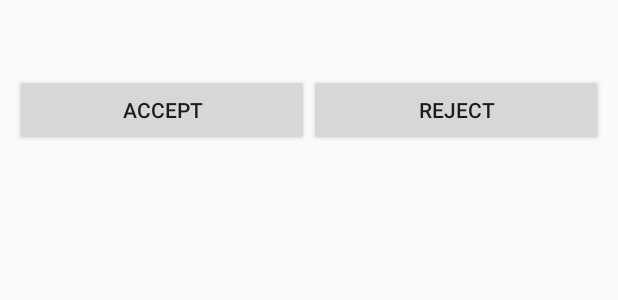
After one commit to sanket195/Friend_Stalker_App, an Android app: the layout accept_friend.xml on its own in the app's theme, with its tools: preview values and no code run, on a phone screen of 412 x 824 dp. The commit adds this screen. Shown: the top 300 px of the screen. Run offline under Robolectric (Android 15) with nearby library versions, the phone set to English and light mode, and no system bars.

Commit message:
Accepting Friend still have to add Database

```diff
--- a/app/src/main/AndroidManifest.xml
+++ b/app/src/main/AndroidManifest.xml
@@ -12,7 +12,7 @@
         android:allowBackup="true"
         android:icon="@mipmap/ic_launcher"
         android:label="@string/app_name"
-        android:roundIcon="@mipmap/ic_launcher_round"
+        android:roundIcon="@mipmap/friend_stalker"
         android:supportsRtl="true"
         android:theme="@style/AppTheme">
         <activity
--- a/app/src/main/java/com/example/btril/friend_stalker/LoginActivity.java
+++ b/app/src/main/java/com/example/btril/friend_stalker/LoginActivity.java
@@ -78,7 +78,6 @@ public class LoginActivity extends AppCompatActivity {
         * we specify a parent activity in AndroidManifest.xml*/
         int id = item.getItemId();
 
-        //noinspection SimplifiableIfStatement
         if (id == R.id.home) {
             startActivity(new Intent(this, SignInSuccess.class));
             return true;
@@ -90,6 +89,7 @@ public class LoginActivity extends AppCompatActivity {
         }
         return super.onOptionsItemSelected(item);
     }
+
 
     @Override
     protected void onCreate(Bundle savedInstanceState) {
--- /dev/null
+++ b/app/src/main/res/layout/accept_friend.xml
@@ -0,0 +1,36 @@
+<?xml version="1.0" encoding="utf-8"?>
+<LinearLayout xmlns:android="http://schemas.android.com/apk/res/android"
+    xmlns:tools="http://schemas.android.com/tools"
+    android:layout_width="match_parent"
+    android:layout_height="match_parent"
+     tools:context="com.example.btril.friend_stalker.AcceptFriend"
+    android:orientation="vertical">
+
+    <TextView
+        android:layout_margin="10dp"
+        android:layout_width="match_parent"
+        android:layout_height="wrap_content"
+        android:id="@+id/emailAccept"/>
+
+    <LinearLayout
+        android:layout_margin="10dp"
+        android:layout_width="match_parent"
+        android:layout_height="wrap_content"
+        android:orientation="horizontal">
+
+        <Button
+            android:id="@+id/accept"
+            android:layout_width="0dp"
+            android:layout_weight="1"
+            android:layout_height="wrap_content"
+            android:text="Accept"/>
+
+        <Button
+            android:id="@+id/reject"
+            android:layout_width="0dp"
+            android:layout_weight="1"
+            android:layout_height="wrap_content"
+            android:text="Reject"/>
+
+    </LinearLayout>
+</LinearLayout>
```
Also changed, not shown: app/src/main/java/com/example/btril/friend_stalker/AcceptFriend.java (+218 -2 lines), app/src/main/res/mipmap-hdpi/friend_stalker.png (added).
